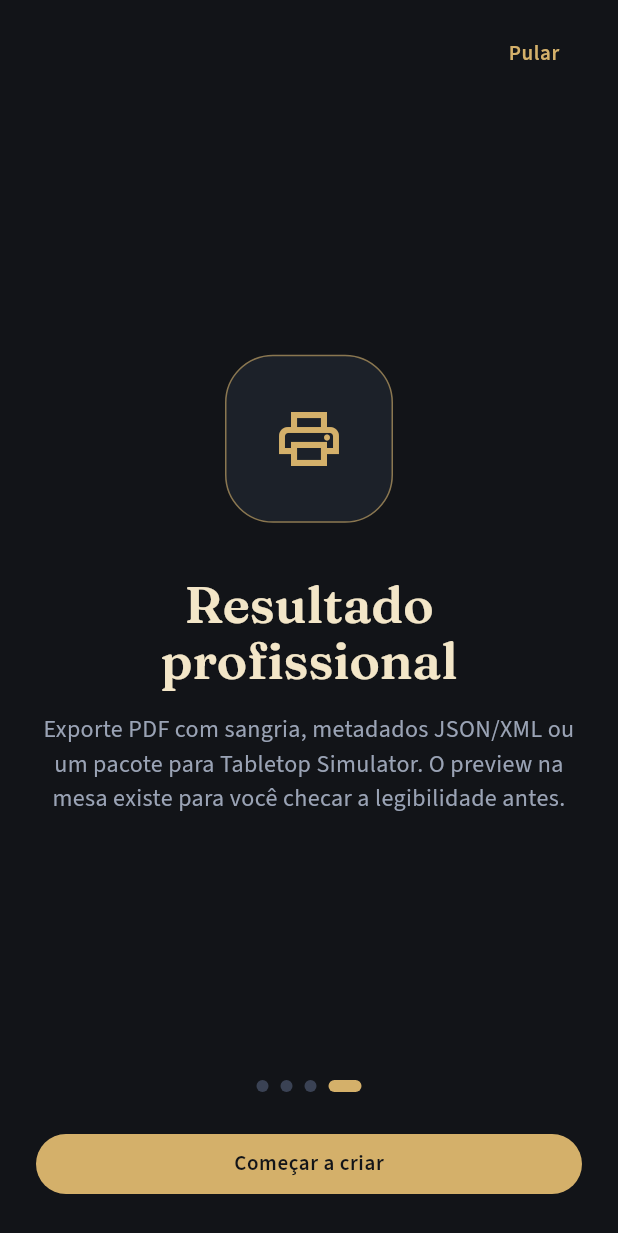
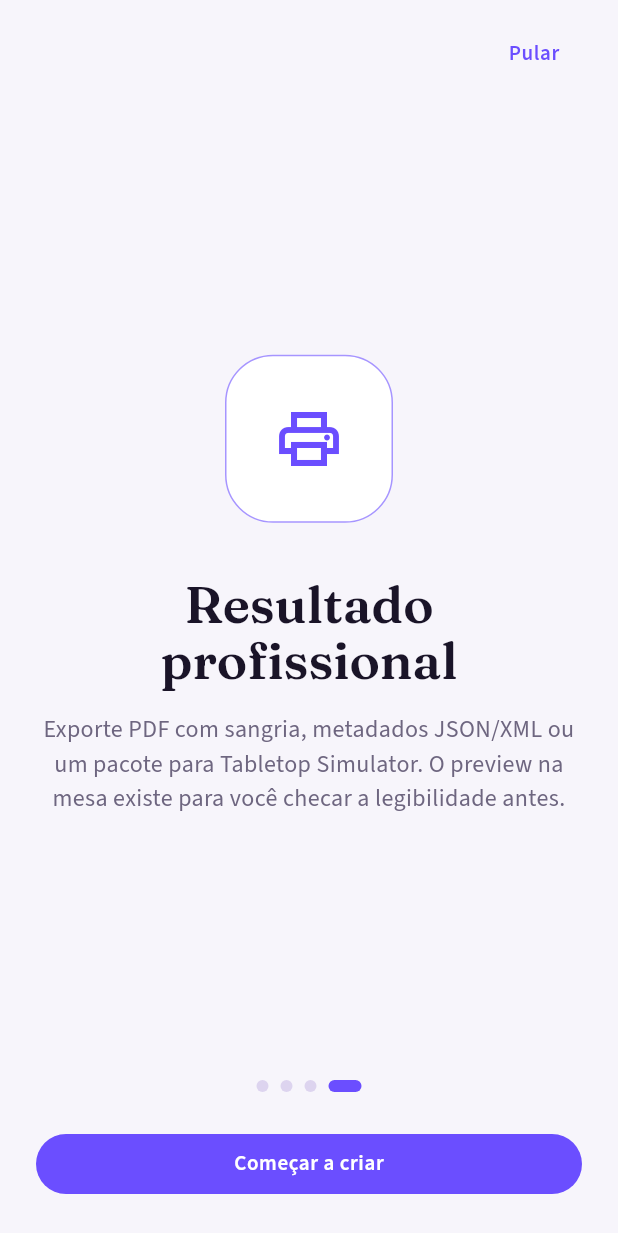
Before and after one commit to LuCCoelho/TCC, a Flutter app: the screen it shows after launch, swiped to page 4, on a phone screen of 412 x 824 dp. Shown: the top 1233 px of the screen. Run offline on Flutter 3.47's test engine with Material 3 defaults, Android fonts, the light colour scheme and no system bars; our stand-ins replace connectivity_plus, csv, drift, drift_flutter, file_picker, flutter_riverpod and 8 more; accounts and stored records are empty; generated files the repository leaves out were written again.

Commit message:
feat: switch app theme to white and purple
Centralizes the light palette in AppColors/AppTheme so future brand
swaps stay in one place.

```diff
--- a/lib/core/theme/app_theme.dart
+++ b/lib/core/theme/app_theme.dart
@@ -1,42 +1,66 @@
 import 'package:flutter/material.dart';
 import 'package:google_fonts/google_fonts.dart';
 
+/// Tokens de cor do Naipe. Ajuste aqui para mudar a paleta do app inteiro.
 class AppColors {
-  static const ink = Color(0xFF121418);
-  static const inkElevated = Color(0xFF1C2129);
-  static const inkSoft = Color(0xFF252B36);
-  static const hairline = Color(0xFF3A4254);
-  static const gold = Color(0xFFD4B06A);
-  static const goldDeep = Color(0xFF9A7030);
-  static const paper = Color(0xFFF3E6C8);
-  static const paperShadow = Color(0xFF2A2114);
-  static const parchment = Color(0xFFE7D3A2);
-  static const mist = Color(0xFF9AA3B5);
-  static const cream = Color(0xFFF7F1E3);
+  // Surfaces (claro)
+  static const canvas = Color(0xFFF7F5FB);
+  static const surface = Color(0xFFFFFFFF);
+  static const surfaceMuted = Color(0xFFF0ECF8);
+  static const hairline = Color(0xFFDDD4EF);
+
+  // Marca (roxo)
+  static const primary = Color(0xFF6B4EFF);
+  static const primaryDeep = Color(0xFF4A2FD4);
+  static const primarySoft = Color(0xFFECE6FF);
+
+  // Texto
+  static const ink = Color(0xFF1A1428);
+  static const muted = Color(0xFF6E6680);
+
+  // Face da carta (papel físico — independente do chrome do app)
+  static const paper = Color(0xFFFFFCF8);
+  static const paperShadow = Color(0xFF3D2F5C);
+  static const paperBorder = Color(0xFFB8A8D9);
+  static const parchment = Color(0xFFF3EEF9);
+
+  // Mesa / preview
+  static const table = Color(0xFFE8E2F4);
+
+  // Feedback
   static const danger = Color(0xFFD4655C);
-  static const success = Color(0xFF6FBF9A);
+  static const success = Color(0xFF2F9E75);
   static const warning = Color(0xFFE0A257);
+
+  // Aliases usados pelas telas (apontam para os tokens acima)
+  static const gold = primary;
+  static const goldDeep = paperBorder;
+  static const cream = ink;
+  static const mist = muted;
+  static const inkElevated = surface;
+  static const inkSoft = surfaceMuted;
 }
 
 class AppTheme {
-  static ThemeData dark() {
+  static ThemeData light() {
     final base = ThemeData(
       useMaterial3: true,
-      brightness: Brightness.dark,
-      colorScheme: const ColorScheme.dark(
-        primary: AppColors.gold,
-        onPrimary: AppColors.ink,
-        secondary: AppColors.parchment,
-        surface: AppColors.inkElevated,
-        onSurface: AppColors.cream,
+      brightness: Brightness.light,
+      colorScheme: const ColorScheme.light(
+        primary: AppColors.primary,
+        onPrimary: Colors.white,
+        secondary: AppColors.primaryDeep,
+        onSecondary: Colors.white,
+        surface: AppColors.surface,
+        onSurface: AppColors.ink,
         error: AppColors.danger,
       ),
-      scaffoldBackgroundColor: AppColors.ink,
+      scaffoldBackgroundColor: AppColors.canvas,
     );
 
     final display = GoogleFonts.frauncesTextTheme(base.textTheme).apply(
-      bodyColor: AppColors.cream,
-      displayColor: AppColors.paper,
+      bodyColor: AppColors.ink,
+      displayColor: AppColors.ink,
     );
     final body = GoogleFonts.sourceSans3TextTheme(display);
 
@@ -45,48 +69,48 @@ class AppTheme {
         displaySmall: GoogleFonts.fraunces(
           fontSize: 34,
           fontWeight: FontWeight.w600,
-          color: AppColors.paper,
+          color: AppColors.ink,
           height: 1.1,
         ),
         headlineMedium: GoogleFonts.fraunces(
           fontSize: 26,
           fontWeight: FontWeight.w600,
-          color: AppColors.paper,
+          color: AppColors.ink,
         ),
         titleLarge: GoogleFonts.fraunces(
           fontSize: 20,
           fontWeight: FontWeight.w600,
-          color: AppColors.paper,
+          color: AppColors.ink,
         ),
         titleMedium: GoogleFonts.sourceSans3(
           fontSize: 16,
           fontWeight: FontWeight.w600,
-          color: AppColors.cream,
+          color: AppColors.ink,
         ),
         bodyMedium: GoogleFonts.sourceSans3(
           fontSize: 15,
           height: 1.35,
-          color: AppColors.cream,
+          color: AppColors.ink,
         ),
         labelLarge: GoogleFonts.sourceSans3(
           fontWeight: FontWeight.w600,
           letterSpacing: 0.4,
-          color: AppColors.ink,
+          color: Colors.white,
         ),
       ),
       appBarTheme: AppBarTheme(
-        backgroundColor: AppColors.ink,
-        foregroundColor: AppColors.cream,
+        backgroundColor: AppColors.canvas,
+        foregroundColor: AppColors.ink,
         elevation: 0,
         centerTitle: false,
         titleTextStyle: GoogleFonts.fraunces(
           fontSize: 22,
           fontWeight: FontWeight.w600,
-          color: AppColors.paper,
+          color: AppColors.ink,
         ),
       ),
       cardTheme: CardThemeData(
-        color: AppColors.inkElevated,
+        color: AppColors.surface,
         elevation: 0,
         shape: RoundedRectangleBorder(
           borderRadius: BorderRadius.circular(18),
@@ -94,13 +118,19 @@ class AppTheme {
         ),
       ),
       floatingActionButtonTheme: const FloatingActionButtonThemeData(
-        backgroundColor: AppColors.gold,
-        foregroundColor: AppColors.ink,
+        backgroundColor: AppColors.primary,
+        foregroundColor: Colors.white,
+      ),
+      filledButtonTheme: FilledButtonThemeData(
+        style: FilledButton.styleFrom(
+          backgroundColor: AppColors.primary,
+          foregroundColor: Colors.white,
+        ),
       ),
       dividerColor: AppColors.hairline,
       inputDecorationTheme: InputDecorationTheme(
         filled: true,
-        fillColor: AppColors.inkSoft,
+        fillColor: AppColors.surfaceMuted,
         border: OutlineInputBorder(
           borderRadius: BorderRadius.circular(14),
           borderSide: const BorderSide(color: AppColors.hairline),
@@ -111,20 +141,26 @@ class AppTheme {
         ),
         focusedBorder: OutlineInputBorder(
           borderRadius: BorderRadius.circular(14),
-          borderSide: const BorderSide(color: AppColors.gold, width: 1.4),
+          borderSide: const BorderSide(color: AppColors.primary, width: 1.4),
         ),
       ),
       snackBarTheme: SnackBarThemeData(
-        backgroundColor: AppColors.inkSoft,
-        contentTextStyle: GoogleFonts.sourceSans3(color: AppColors.cream),
+        backgroundColor: AppColors.ink,
+        contentTextStyle: GoogleFonts.sourceSans3(color: Colors.white),
       ),
       dialogTheme: DialogThemeData(
-        backgroundColor: AppColors.inkElevated,
+        backgroundColor: AppColors.surface,
         shape: RoundedRectangleBorder(borderRadius: BorderRadius.circular(20)),
       ),
       bottomSheetTheme: const BottomSheetThemeData(
-        backgroundColor: AppColors.inkElevated,
+        backgroundColor: AppColors.surface,
         showDragHandle: true,
+      ),
+      chipTheme: ChipThemeData(
+        selectedColor: AppColors.primarySoft,
+        checkmarkColor: AppColors.primaryDeep,
+        labelStyle: GoogleFonts.sourceSans3(color: AppColors.ink),
+        side: const BorderSide(color: AppColors.hairline),
       ),
     );
   }
--- a/lib/main.dart
+++ b/lib/main.dart
@@ -36,7 +36,7 @@ class NaipeApp extends ConsumerWidget {
     return MaterialApp.router(
       title: 'Naipe',
       debugShowCheckedModeBanner: false,
-      theme: AppTheme.dark(),
+      theme: AppTheme.light(),
       routerConfig: router,
       locale: const Locale('pt', 'BR'),
       supportedLocales: const [Locale('pt', 'BR'), Locale('en')],
--- a/lib/screens/blueprint_editor/blueprint_editor_screen.dart
+++ b/lib/screens/blueprint_editor/blueprint_editor_screen.dart
@@ -359,7 +359,7 @@ class _CanvasPane extends StatelessWidget {
   Widget build(BuildContext context) {
     final defs = fields.map((field) => field.toDefinition('draft')).toList();
     return ColoredBox(
-      color: AppColors.ink,
+      color: AppColors.canvas,
       child: Center(
         child: Padding(
           padding: const EdgeInsets.all(20),
--- a/lib/screens/card_preview/card_preview_screen.dart
+++ b/lib/screens/card_preview/card_preview_screen.dart
@@ -76,7 +76,7 @@ class _CardPreviewScreenState extends ConsumerState<CardPreviewScreen> {
           );
         }
         return Scaffold(
-          backgroundColor: const Color(0xFF2A261C),
+          backgroundColor: AppColors.table,
           appBar: AppBar(
             backgroundColor: Colors.transparent,
             title: const Text('Preview na mesa'),
--- a/lib/screens/collections/collections_screen.dart
+++ b/lib/screens/collections/collections_screen.dart
@@ -8,10 +8,10 @@ import '../../providers/providers.dart';
 import '../../widgets/empty_state.dart';
 
 const kCategories = {
-  'default': ('Padrão', Color(0xFFD4B06A)),
+  'default': ('Padrão', AppColors.primary),
   'nevoa': ('Névoa', Color(0xFF7F9BB8)),
-  'fogo': ('Fogo', Color(0xFFD4655C)),
-  'floresta': ('Floresta', Color(0xFF6FBF9A)),
+  'fogo': ('Fogo', AppColors.danger),
+  'floresta': ('Floresta', AppColors.success),
   'maré': ('Maré', Color(0xFF5B8CDE)),
 };
 
--- a/lib/screens/csv_import/csv_import_screen.dart
+++ b/lib/screens/csv_import/csv_import_screen.dart
@@ -279,7 +279,7 @@ class _Stepper extends StatelessWidget {
           CircleAvatar(
             radius: 12,
             backgroundColor: i <= step ? AppColors.gold : AppColors.hairline,
-            foregroundColor: AppColors.ink,
+            foregroundColor: Colors.white,
             child: Text('${i + 1}', style: const TextStyle(fontSize: 11, fontWeight: FontWeight.bold)),
           ),
           if (i < labels.length - 1) const Expanded(child: Divider()),
--- a/lib/widgets/card_face.dart
+++ b/lib/widgets/card_face.dart
@@ -60,7 +60,7 @@ class CardFace extends StatelessWidget {
                             offset: const Offset(0, 10),
                           ),
                         ],
-                  border: Border.all(color: AppColors.goldDeep.withValues(alpha: 0.55), width: 1.2),
+                  border: Border.all(color: AppColors.paperBorder.withValues(alpha: 0.7), width: 1.2),
                 ),
                 child: Stack(
                   children: [
--- a/lib/widgets/field_renderer.dart
+++ b/lib/widgets/field_renderer.dart
@@ -142,7 +142,7 @@ class _ImageFieldBody extends StatelessWidget {
       return ColoredBox(
         color: AppColors.parchment.withValues(alpha: 0.35),
         child: const Center(
-          child: Icon(Icons.add_photo_alternate_outlined, color: AppColors.goldDeep),
+          child: Icon(Icons.add_photo_alternate_outlined, color: AppColors.primaryDeep),
         ),
       );
     }
```
Also changed, not shown: 1 other file.
